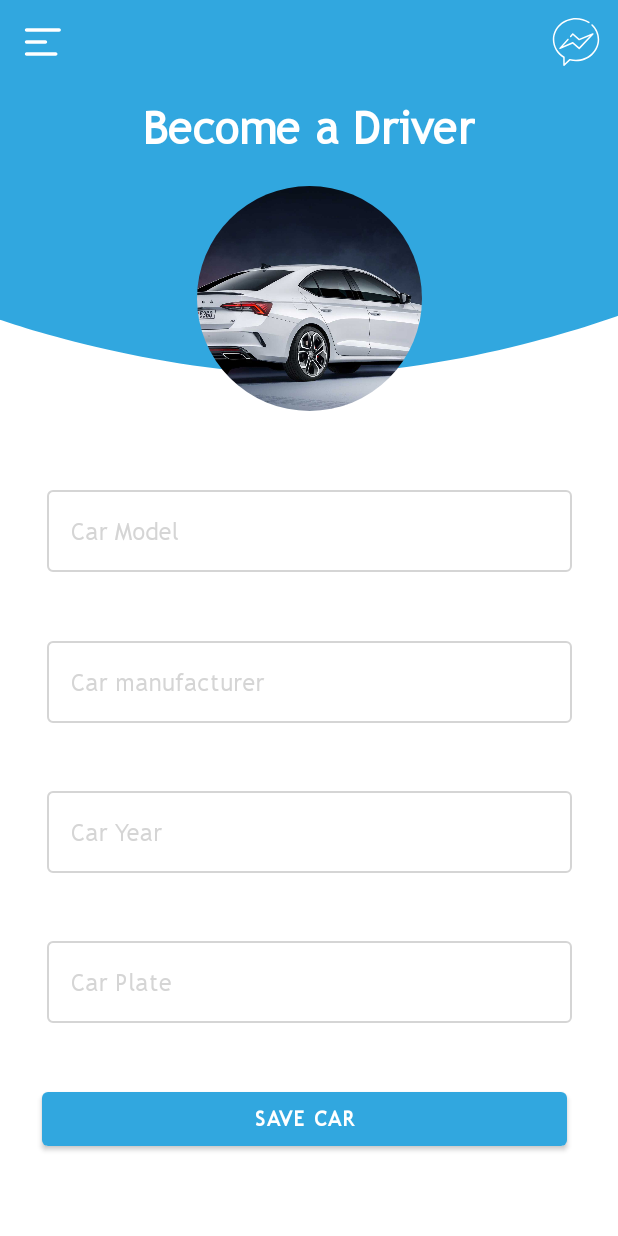
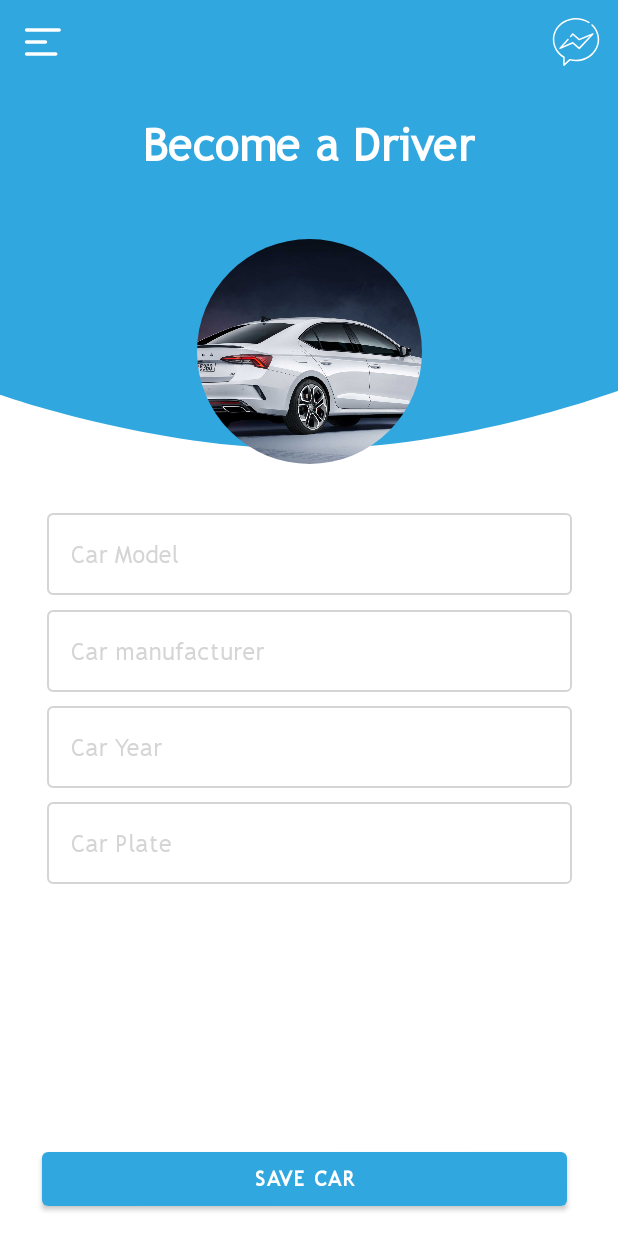
Before and after one commit to IliasBrinias/RideShare, an Android app: the fragment CarFragment placed in its activity, on a phone screen of 412 x 824 dp. Run offline under Robolectric (Android 15) with nearby library versions, the phone set to English and light mode, and no system bars; our stand-ins replace CircleImageView, Firebase (no records; nobody signed in at launch, a user with empty details on screens opened directly), Volley; network calls fail; pictures from the network do not load; 7 statements that could not run were skipped.

Commit message:
RouteSearchFragment: on resume make the reset the elements of the fragment RouteActivity:  * Route Request created and tested  * Small Design issues fixed CarFragment: created and tested CarFragment/PersonalDataFragment: Bugs fixed

```diff
--- a/app/src/main/res/layout/fragment_car.xml
+++ b/app/src/main/res/layout/fragment_car.xml
@@ -25,7 +25,7 @@
                 <TableRow
                     android:id="@+id/tableRow12"
                     android:layout_width="match_parent"
-                    android:layout_height="150dp"
+                    android:layout_height="200dp"
                     android:background="?colorPrimary"
                     app:layout_constraintBottom_toBottomOf="parent"
                     app:layout_constraintEnd_toEndOf="parent"
@@ -52,7 +52,7 @@
                             app:layout_constraintEnd_toEndOf="parent"
                             app:layout_constraintStart_toStartOf="parent"
                             app:layout_constraintTop_toTopOf="parent"
-                            app:layout_constraintVertical_bias="0.100000024" />
+                            app:layout_constraintVertical_bias="0.13999999" />
                     </androidx.constraintlayout.widget.ConstraintLayout>
 
                 </TableRow>
@@ -74,11 +74,11 @@
                     android:layout_width="150dp"
                     android:layout_height="150dp"
                     android:src="@drawable/skoda_octavia"
-                    app:layout_constraintBottom_toBottomOf="parent"
+                    app:layout_constraintBottom_toBottomOf="@+id/view8"
                     app:layout_constraintEnd_toEndOf="parent"
                     app:layout_constraintStart_toStartOf="parent"
                     app:layout_constraintTop_toTopOf="@+id/tableRow12"
-                    app:layout_constraintVertical_bias="0.110000014" />
+                    app:layout_constraintVertical_bias="1.0" />
 
                 <com.google.android.material.textfield.TextInputLayout
                     android:id="@+id/textInputCarManufacturerLayout"
@@ -112,7 +112,7 @@
                     app:layout_constraintEnd_toEndOf="parent"
                     app:layout_constraintStart_toStartOf="parent"
                     app:layout_constraintTop_toBottomOf="@+id/tableRow3"
-                    app:layout_constraintVertical_bias="0.13999999">
+                    app:layout_constraintVertical_bias="0.07999998">
 
                     <com.google.android.material.textfield.TextInputEditText
                         android:id="@+id/editTextCarModel"
@@ -133,7 +133,7 @@
 
                     android:focusableInTouchMode="true"
                     android:hint="@string/car_year"
-                    app:layout_constraintBottom_toTopOf="@+id/buttonSaveCar"
+                    app:layout_constraintBottom_toTopOf="@+id/view10"
                     app:layout_constraintEnd_toEndOf="parent"
                     app:layout_constraintStart_toStartOf="parent"
                     app:layout_constraintTop_toBottomOf="@+id/textInputCarModelLayout">
@@ -156,7 +156,7 @@
                     android:hint="@string/car_plate"
                     app:endIconDrawable="@drawable/ic_checked"
                     app:endIconMode="custom"
-                    app:layout_constraintBottom_toTopOf="@+id/buttonSaveCar"
+                    app:layout_constraintBottom_toTopOf="@+id/view10"
                     app:layout_constraintEnd_toEndOf="parent"
                     app:layout_constraintStart_toStartOf="parent"
                     app:layout_constraintTop_toBottomOf="@+id/textInputCarYearLayout">
@@ -184,7 +184,28 @@
                     app:layout_constraintHorizontal_bias="0.449"
                     app:layout_constraintStart_toStartOf="parent"
                     app:layout_constraintTop_toBottomOf="@+id/tableRow3"
-                    app:layout_constraintVertical_bias="0.897" />
+                    app:layout_constraintVertical_bias="0.97" />
+
+                <View
+                    android:id="@+id/view8"
+                    android:layout_width="match_parent"
+                    android:layout_height="10dp"
+                    android:layout_marginBottom="16dp"
+                    app:layout_constraintBottom_toBottomOf="parent"
+                    app:layout_constraintEnd_toEndOf="parent"
+                    app:layout_constraintStart_toStartOf="parent"
+                    app:layout_constraintTop_toBottomOf="@+id/tableRow3"
+                    app:layout_constraintVertical_bias="0.0" />
+
+                <View
+                    android:id="@+id/view10"
+                    android:layout_width="match_parent"
+                    android:layout_height="15dp"
+                    app:layout_constraintBottom_toTopOf="@+id/buttonSaveCar"
+                    app:layout_constraintEnd_toEndOf="parent"
+                    app:layout_constraintStart_toStartOf="parent"
+                    app:layout_constraintTop_toBottomOf="@+id/circleImageViewCar"
+                    app:layout_constraintVertical_bias="0.65" />
             </androidx.constraintlayout.widget.ConstraintLayout>
 
         </TableRow>
```
